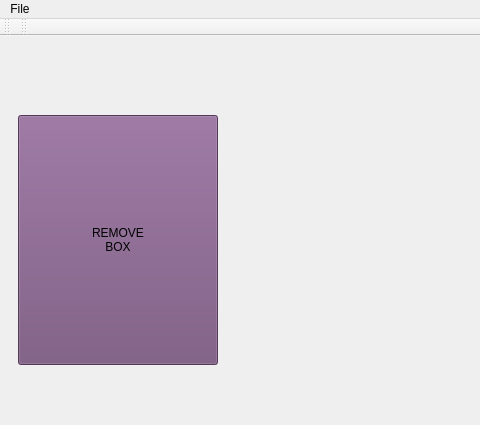
This is App/ExpoVisualisator/mainwindow.ui in break11/AutoStorage as Qt 5 draws it before an edit; both pictures show x 0 to 480 and y 0 to 425 of the 1379 by 851 pixel window. The edited form follows.
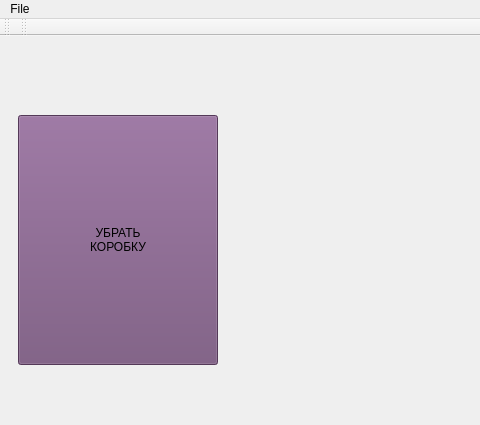
This is the edited form. Icons and pictures are not drawn.

Commit message: В агент-менеджер добавлена кнопка 'RemoveBox', в ExpoVisualisator эта же кнопка скрывается, когда на конвеере ничего нет.

```diff
--- a/App/ExpoVisualisator/mainwindow.ui
+++ b/App/ExpoVisualisator/mainwindow.ui
@@ -56,8 +56,8 @@
           <string notr="true">QPushButton { background-color: rgb(117, 80, 123);} QPushButton:checked { border:3px solid red; border-radius:5px }</string>
          </property>
          <property name="text">
-          <string>REMOVE
-BOX</string>
+          <string>УБРАТЬ
+КОРОБКУ</string>
          </property>
          <property name="checkable">
           <bool>true</bool>
```
Left out of the diff: 2 changed lines with no effect on the pictures. The commit also changes 3 other files.
